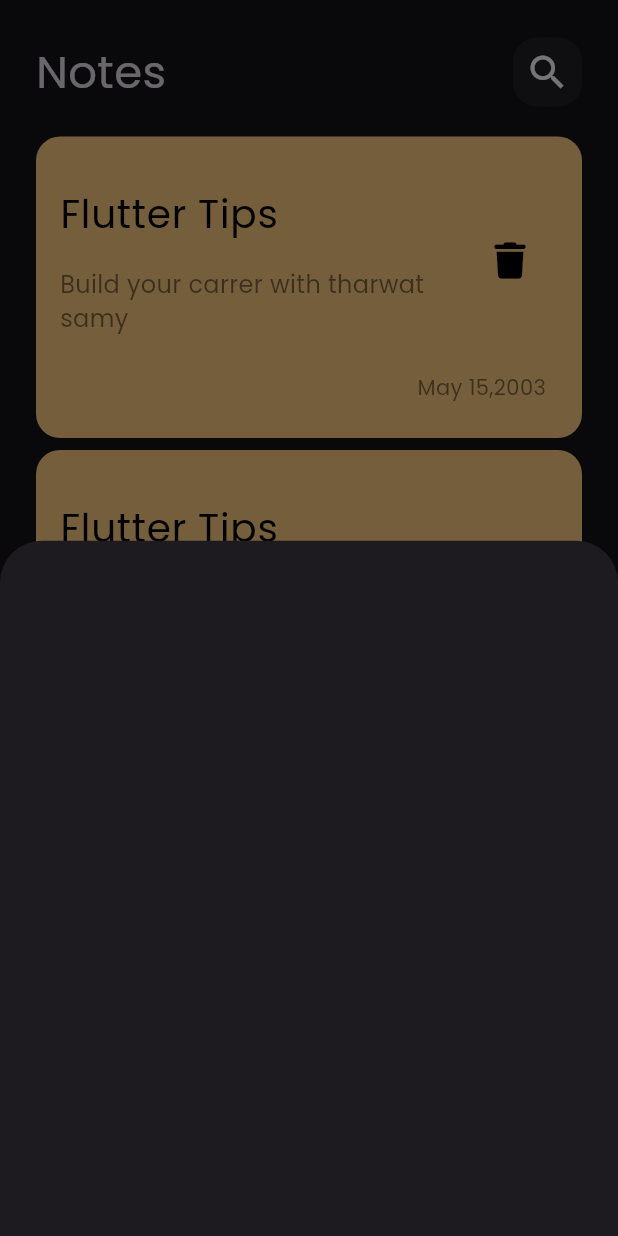
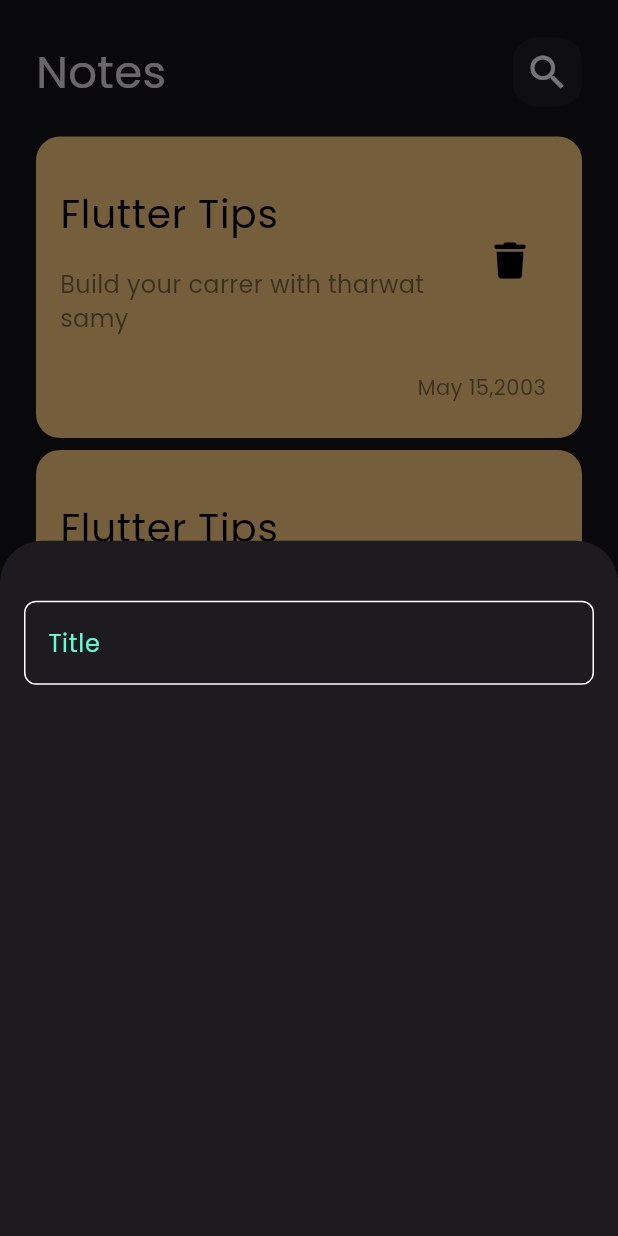
Before and after one commit to Youssef-Mustafa/notes_app, a Flutter app: the screen it shows after launch, after a tap on the "add" icon, on a phone screen of 412 x 824 dp. Run offline on Flutter 3.47's test engine with Material 3 defaults, Android fonts, the phone set to English and light mode, and no system bars; our stand-ins replace font_awesome_flutter.

Commit message:
create custom text field and constant file and add kprimary color

```diff
--- /dev/null
+++ b/lib/constant.dart
@@ -0,0 +1,3 @@
+import 'package:flutter/material.dart';
+
+const kPrimaryColor = Color(0xff62FCD7);
--- a/lib/views/widgets/add_note_sheet.dart
+++ b/lib/views/widgets/add_note_sheet.dart
@@ -1,10 +1,21 @@
 import 'package:flutter/material.dart';
+import 'package:notes_app/views/widgets/custom_text_field.dart';
 
 class AddNoteSheet extends StatelessWidget {
   const AddNoteSheet({super.key});
 
   @override
   Widget build(BuildContext context) {
-    return Container();
+    return Padding(
+      padding: EdgeInsets.symmetric(horizontal: 16),
+      child: Column(
+        children: [
+          SizedBox(
+            height: 40,
+          ),
+          CustomTextField(),
+        ],
+      ),
+    );
   }
 }
--- /dev/null
+++ b/lib/views/widgets/custom_text_field.dart
@@ -0,0 +1,28 @@
+import 'package:flutter/material.dart';
+import 'package:notes_app/constant.dart';
+
+class CustomTextField extends StatelessWidget {
+  const CustomTextField({super.key});
+
+  @override
+  Widget build(BuildContext context) {
+    return TextField(
+      cursorColor: kPrimaryColor,
+      decoration: InputDecoration(
+        hintText: 'Title',
+        hintStyle: const TextStyle(color: kPrimaryColor),
+        enabledBorder: buildBorder(),
+        focusedBorder: buildBorder(kPrimaryColor),
+        border: OutlineInputBorder(
+          borderRadius: BorderRadius.circular(8),
+        ),
+      ),
+    );
+  }
+
+  OutlineInputBorder buildBorder([color]) {
+    return OutlineInputBorder(
+        borderSide: BorderSide(color: color ?? Colors.white),
+        borderRadius: BorderRadius.circular(8));
+  }
+}
```
